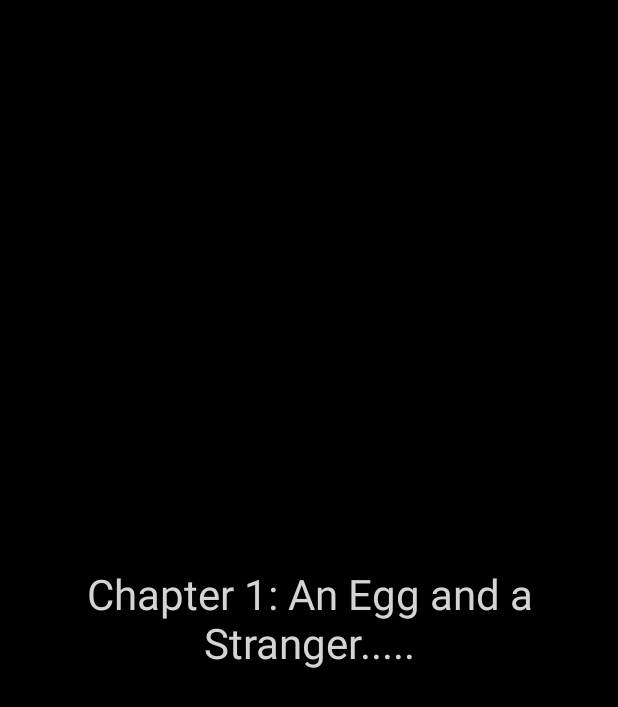
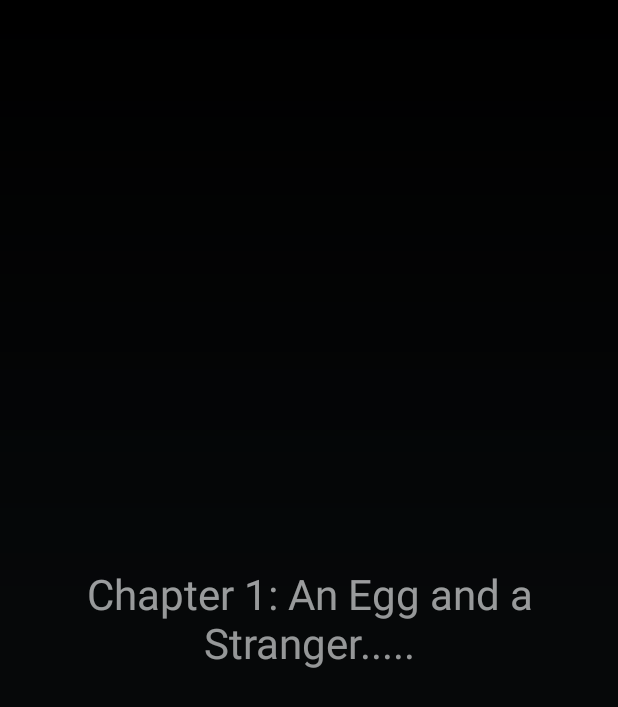
Before and after one commit to ColinBeuttler/DragonChronicles, an Android app: the DialogFragment screen opened directly, with no data from a screen before it, on a phone screen of 412 x 824 dp. Shown: the top 707 px of the screen. Run offline under Robolectric (Android 15) with nearby library versions, the phone set to English and light mode, and no system bars.

Commit message:
put title screen within game background

```diff
--- a/app/src/main/java/com/colinbeuttler/dragonchronicles/DialogFragment.kt
+++ b/app/src/main/java/com/colinbeuttler/dragonchronicles/DialogFragment.kt
@@ -84,7 +84,6 @@ class DialogFragment : Fragment() {
                 addDialogOptions()
             }
         })
-        binding.titleScreenBackgroundView.setOnClickListener(View.OnClickListener { binding.titleScreenBackgroundView.setVisibility(View.GONE) })
     }
 
     //    public String getLine() {
@@ -96,9 +95,9 @@ class DialogFragment : Fragment() {
     //    }
     private fun addDialogOptions() {
         options = ArrayList()
-        options.addAll(Arrays.asList(*dialogLines[i]).subList(1, dialogLines[i].size))
+        options.addAll(listOf(*dialogLines[i]).subList(1, dialogLines[i].size))
         val arrayAdapter =
-            ArrayAdapter(requireContext(), R.layout.list_view_answer_option_layout, options!!)
+            ArrayAdapter(requireContext(), R.layout.list_view_answer_option_layout, options)
         binding.dialogOptionsListView.adapter = arrayAdapter
         binding.dialogOptionsListView.onItemClickListener =
             OnItemClickListener { parent, view, position, id ->
--- a/app/src/main/java/com/colinbeuttler/dragonchronicles/GameActivity.kt
+++ b/app/src/main/java/com/colinbeuttler/dragonchronicles/GameActivity.kt
@@ -1,6 +1,7 @@
 package com.colinbeuttler.dragonchronicles
 
 import android.os.Bundle
+import android.view.View
 import androidx.appcompat.app.AppCompatActivity
 import com.colinbeuttler.dragonchronicles.databinding.GameActivityBackgroundBinding
 
@@ -12,11 +13,13 @@ class GameActivity : AppCompatActivity() {
         super.onCreate(savedInstanceState)
         binding = GameActivityBackgroundBinding.inflate(layoutInflater)
         setContentView(binding.root)
-        loadDialog()
+//        loadDialog()
+        binding.titleScreenBackgroundView.setOnClickListener(View.OnClickListener { binding.titleScreenBackgroundView.visibility =
+            View.GONE })
     }
 
-    private fun loadDialog() {
-        supportFragmentManager.beginTransaction()
-            .add(R.id.dialog_fragment, DialogFragment::class.java, null).commit()
-    }
+//    private fun loadDialog() {
+//        supportFragmentManager.beginTransaction()
+//            .add(R.id.dialog_fragment, DialogFragment::class.java, null).commit()
+//    }
 }
--- a/app/src/main/res/layout/dialog_fragment.xml
+++ b/app/src/main/res/layout/dialog_fragment.xml
@@ -5,17 +5,6 @@
     android:layout_height="match_parent"
     android:background="@drawable/dialog_gradient_overlay"
     android:orientation="vertical">
-
-    <TextView
-        android:id="@+id/title_screen_background_view"
-        android:background="@color/black"
-        android:layout_width="match_parent"
-        android:layout_height="match_parent"
-        android:gravity="center"
-        android:text="@string/chapter_1_an_egg_and_a_stranger"
-        android:textColor="@color/silver"
-        android:textSize="28sp">
-    </TextView>
 
 
     <TextView
--- a/app/src/main/res/layout/game_activity_background.xml
+++ b/app/src/main/res/layout/game_activity_background.xml
@@ -6,6 +6,17 @@
     android:layout_width="match_parent"
     android:layout_height="match_parent"
     android:background="@drawable/untitled">
+
+    <TextView
+        android:id="@+id/title_screen_background_view"
+        android:background="@color/black"
+        android:layout_width="match_parent"
+        android:layout_height="match_parent"
+        android:gravity="center"
+        android:text="@string/chapter_1_an_egg_and_a_stranger"
+        android:textColor="@color/white"
+        android:textSize="28sp">
+    </TextView>
 
 
     <com.google.android.material.imageview.ShapeableImageView
```
